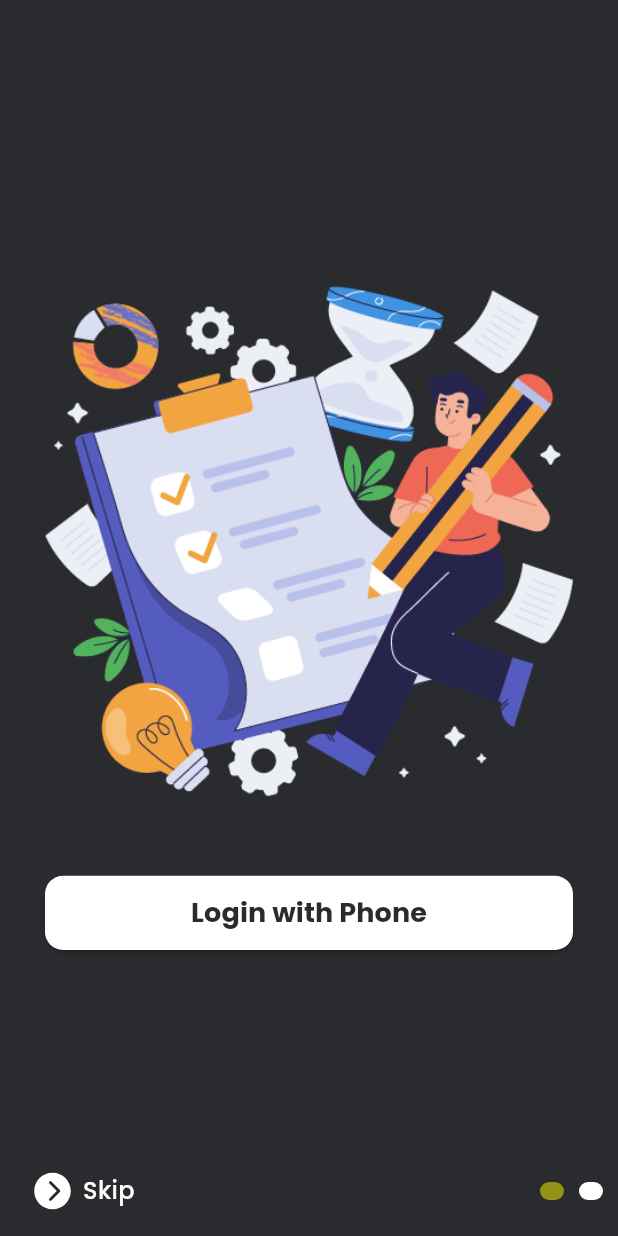
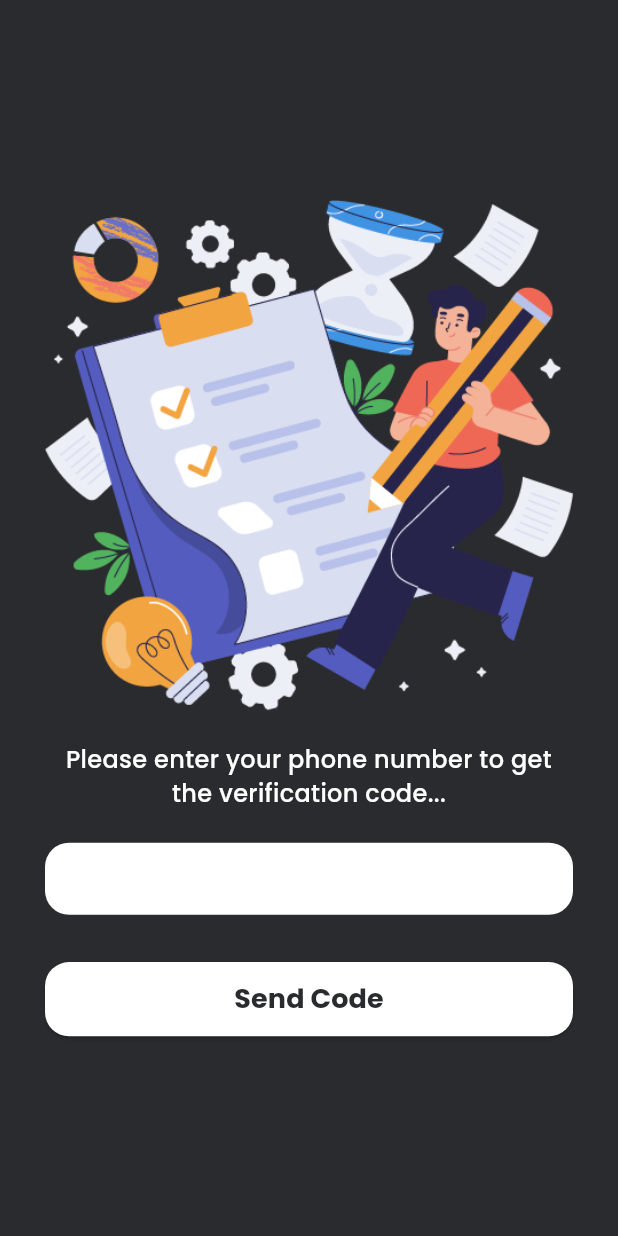
Before and after one commit to Mopheshi/FlutterApps, a Flutter app: the screen it shows after launch, after a tap on "Skip", after a tap on "Login with Phone", on a phone screen of 412 x 824 dp. Run offline on Flutter 3.47's test engine with Material 3 defaults, Android fonts, the phone set to English and light mode, and no system bars; drawn by our look-alikes of smooth_page_indicator; our stand-ins replace flutter_screenutil, flutter_vector_icons, google_fonts.

Commit message:
Implementing Signing in and OTP Verification with phone number...

```diff
--- a/lib/core/common/widgets/round_button.dart
+++ b/lib/core/common/widgets/round_button.dart
@@ -23,7 +23,7 @@ class RoundButton extends StatelessWidget {
           backgroundColor: Colours.light,
           minimumSize: Size(screenSize.width * 0.9, screenSize.height * 0.06),
           shape:
-              RoundedRectangleBorder(borderRadius: BorderRadius.circular(12))),
+              RoundedRectangleBorder(borderRadius: BorderRadius.circular(16))),
       child: Text(
         text,
         style: GoogleFonts.poppins(
--- /dev/null
+++ b/lib/features/authentication/views/signin_screen.dart
@@ -0,0 +1,78 @@
+import 'package:flutter/material.dart';
+import 'package:google_fonts/google_fonts.dart';
+import 'package:todo_app/core/common/widgets/round_button.dart';
+import 'package:todo_app/core/common/widgets/white_space.dart';
+import 'package:todo_app/features/authentication/views/otp_verification_screen.dart';
+
+import '../../../core/res/colours.dart';
+import '../../../core/res/media_res.dart';
+
+class SignInScreen extends StatelessWidget {
+  const SignInScreen({super.key});
+
+  @override
+  Widget build(BuildContext context) {
+    final border = OutlineInputBorder(
+      borderRadius: BorderRadius.circular(16),
+      borderSide: BorderSide.none,
+    );
+
+    return Scaffold(
+      body: SafeArea(
+        child: Center(
+          child: ListView(
+            shrinkWrap: true,
+            physics: const BouncingScrollPhysics(),
+            // physics: const PageScrollPhysics(),
+            padding: const EdgeInsets.symmetric(horizontal: 30),
+            children: [
+              Image.asset(ImageResource.todo),
+              const WhiteSpce(height: 20),
+              Text(
+                'Please enter your phone number to get the verification code...',
+                textAlign: TextAlign.center,
+                style: GoogleFonts.poppins(
+                  fontSize: 16,
+                  color: Colours.light,
+                  fontWeight: FontWeight.w500,
+                ),
+              ),
+              const WhiteSpce(height: 20),
+              TextField(
+                keyboardType: TextInputType.phone,
+                style: GoogleFonts.poppins(
+                  fontSize: 18,
+                  color: Colours.darkBackground,
+                  fontWeight: FontWeight.bold,
+                ),
+                // cursorColor: Colors.blue, can be changed here or in the main.dart ThemeData...
+                decoration: InputDecoration(
+                  filled: true,
+                  fillColor: Colours.light,
+                  contentPadding: const EdgeInsets.symmetric(
+                    horizontal: 16,
+                    vertical: 5,
+                  ),
+                  focusedBorder: border,
+                  enabledBorder: border,
+                ),
+              ),
+              const WhiteSpce(height: 30),
+              RoundButton(
+                text: 'Send Code',
+                onPressed: () {
+                  Navigator.push(
+                    context,
+                    MaterialPageRoute(
+                      builder: (_) => const OTPVerificationScreen(),
+                    ),
+                  );
+                },
+              ),
+            ],
+          ),
+        ),
+      ),
+    );
+  }
+}
--- a/lib/features/onboarding/views/onboarding_screen.dart
+++ b/lib/features/onboarding/views/onboarding_screen.dart
@@ -27,7 +27,6 @@ class _OnboardingScreenState extends State<OnboardingScreen> {
   @override
   Widget build(BuildContext context) {
     return Scaffold(
-      backgroundColor: Colours.darkBackground,
       body: SafeArea(
         child: Stack(
           alignment: Alignment.bottomCenter,
--- a/lib/features/onboarding/views/widgets/second_page.dart
+++ b/lib/features/onboarding/views/widgets/second_page.dart
@@ -1,5 +1,6 @@
 import 'package:flutter/material.dart';
 import 'package:todo_app/core/common/widgets/round_button.dart';
+import 'package:todo_app/features/authentication/views/signin_screen.dart';
 
 import '../../../../core/common/widgets/white_space.dart';
 import '../../../../core/res/media_res.dart';
@@ -19,7 +20,15 @@ class SecondPage extends StatelessWidget {
           const WhiteSpce(height: 50),
           RoundButton(
             text: 'Login with Phone',
-            onPressed: () {},
+            onPressed: () {
+              // Navigator.of(context).push(MaterialPageRoute...) also does the same thing with the line below...
+              Navigator.pushReplacement(
+                context,
+                MaterialPageRoute(
+                  builder: (_) => const SignInScreen(),
+                ),
+              );
+            },
           )
         ],
       ),
--- a/lib/main.dart
+++ b/lib/main.dart
@@ -1,5 +1,6 @@
 import 'package:flutter/material.dart';
 import 'package:flutter_screenutil/flutter_screenutil.dart';
+import 'package:todo_app/core/res/colours.dart';
 
 import 'features/onboarding/views/onboarding_screen.dart';
 
@@ -22,8 +23,9 @@ class MyApp extends StatelessWidget {
         return MaterialApp(
           title: 'ToDo App',
           theme: ThemeData(
-            colorScheme: ColorScheme.fromSeed(seedColor: Colors.deepPurple),
+            colorScheme: ColorScheme.fromSeed(seedColor: Colors.lightBlueAccent),
             useMaterial3: true,
+            scaffoldBackgroundColor: Colours.darkBackground,
           ),
           home: const OnboardingScreen(),
         );
```
Also changed, not shown: lib/features/authentication/views/otp_verification_screen.dart (added, +38 -0 lines).
